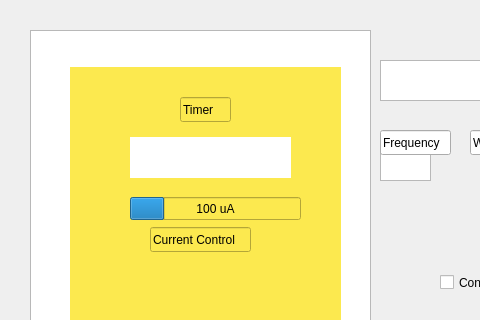
Hall-Andrew/CESDEVICE-3004FinalProject, file mainwindow.ui: the form before one commit; both pictures show x 0 to 480 and y 0 to 320 of the 1000 by 695 pixel window.
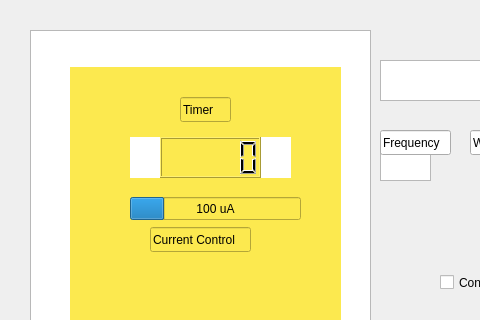
The form after the commit. Icons and pictures are not drawn.

Diff of the .ui file:
```diff
--- a/mainwindow.ui
+++ b/mainwindow.ui
@@ -295,6 +295,16 @@
        <string>Timer </string>
       </property>
      </widget>
+     <widget class="QLCDNumber" name="timeLabel">
+      <property name="geometry">
+       <rect>
+        <x>90</x>
+        <y>70</y>
+        <width>101</width>
+        <height>41</height>
+       </rect>
+      </property>
+     </widget>
     </widget>
     <widget class="QWidget" name="recor_history">
      <widget class="QListWidget" name="recordhistory">
```
